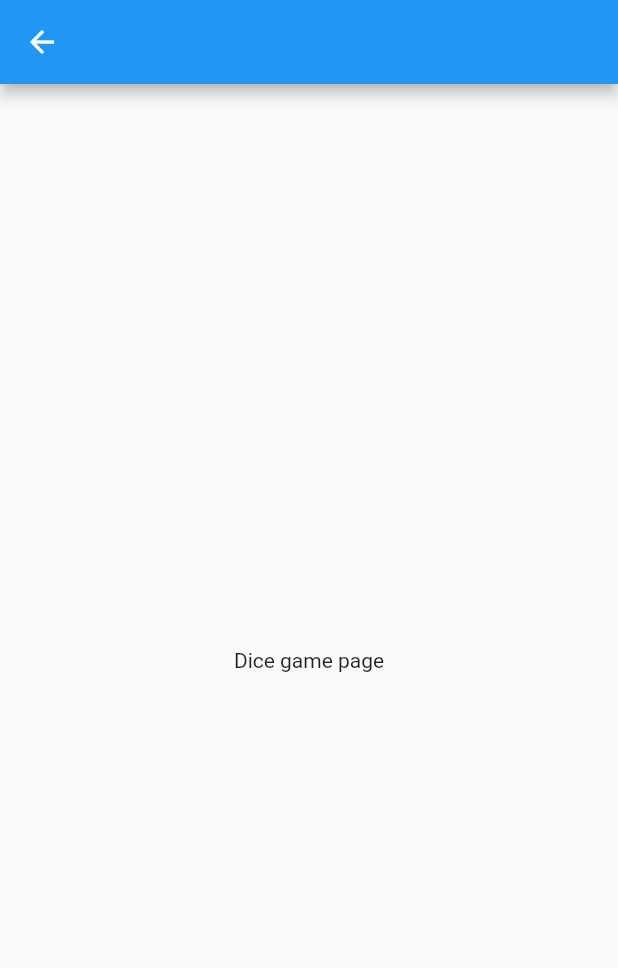
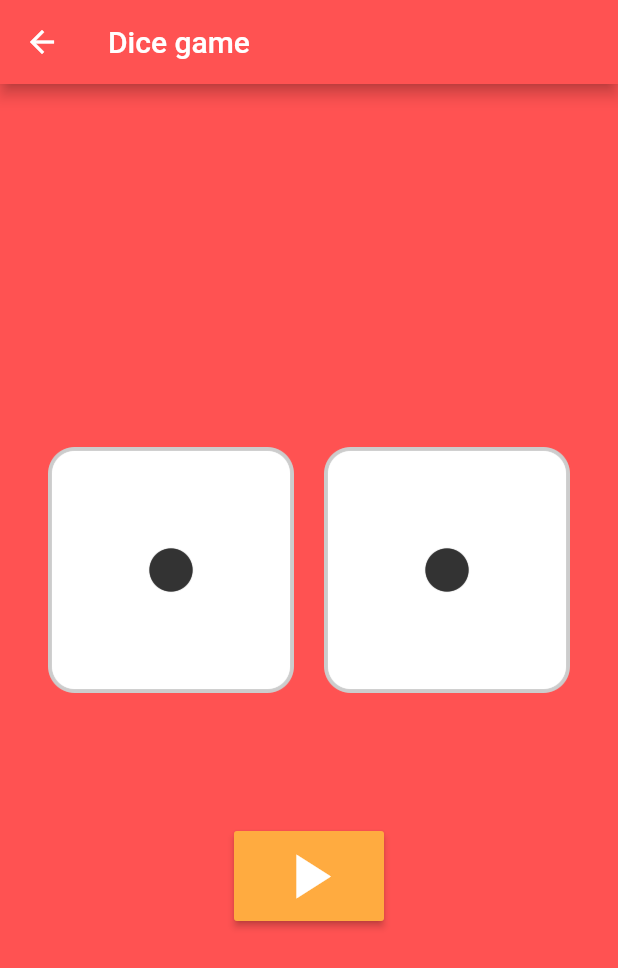
Before and after one commit to sdhong0609/flutter_practice, a Flutter app: the Dice screen opened directly, on a phone screen of 412 x 824 dp. Shown: the top 968 px of the screen. Run offline on Flutter 3.47's test engine with Material 2 defaults, Android fonts, the phone set to English and light mode, and no system bars; our stand-ins replace fluttertoast.

Commit message:
Make login dice app part 3

```diff
--- a/lib/dice.dart
+++ b/lib/dice.dart
@@ -1,15 +1,74 @@
 import 'package:flutter/material.dart';
+import 'dart:math';
+import 'package:fluttertoast/fluttertoast.dart';
 
-class Dice extends StatelessWidget {
+class Dice extends StatefulWidget {
   const Dice({Key? key}) : super(key: key);
+
+  @override
+  _DiceState createState() => _DiceState();
+}
+
+class _DiceState extends State<Dice> {
+  int leftDice = 1;
+  int rightDice = 1;
 
   @override
   Widget build(BuildContext context) {
     return Scaffold(
-      appBar: AppBar(),
+      backgroundColor: Colors.redAccent,
+      appBar: AppBar(
+        backgroundColor: Colors.redAccent,
+        title: Text('Dice game'),
+      ),
       body: Center(
-        child: Text('Dice game page'),
+        child: Column(
+          mainAxisAlignment: MainAxisAlignment.center,
+          children: [
+            Padding(
+              padding: EdgeInsets.all(32.0),
+              child: Row(
+                children: [
+                  Expanded(child: Image.asset('image/dice$leftDice.png')),
+                  SizedBox(
+                    width: 20.0,
+                  ),
+                  Expanded(child: Image.asset('image/dice$rightDice.png')),
+                ],
+              ),
+            ),
+            SizedBox(
+              height: 60.0,
+            ),
+            ButtonTheme(
+              minWidth: 100.0,
+              height: 60.0,
+              child: RaisedButton(
+                  child: Icon(
+                    Icons.play_arrow,
+                    color: Colors.white,
+                    size: 50.0,
+                  ),
+                  color: Colors.orangeAccent,
+                  onPressed: () {
+                    setState(() {
+                      leftDice = Random().nextInt(6) + 1;
+                      rightDice = Random().nextInt(6) + 1;
+                    });
+                    showToast("Left dice: {$leftDice}, Right dice: {$rightDice}");
+                  }),
+            )
+          ],
+        ),
       ),
     );
   }
 }
+
+void showToast(String message) {
+  Fluttertoast.showToast(
+      msg: message,
+      backgroundColor: Colors.white,
+      toastLength: Toast.LENGTH_SHORT,
+      gravity: ToastGravity.BOTTOM);
+}
--- a/pubspec.yaml
+++ b/pubspec.yaml
@@ -29,6 +29,7 @@ environment:
 dependencies:
   flutter:
     sdk: flutter
+  fluttertoast: ^8.0.9
 
 
   # The following adds the Cupertino Icons font to your application.
```
Also changed, not shown: lib/main.dart (+6 -1 lines), pubspec.lock.
